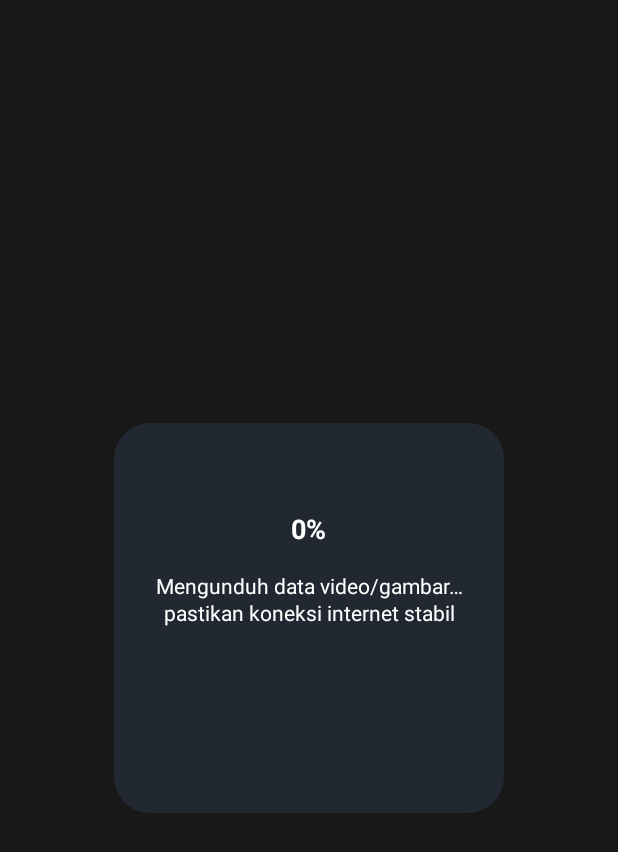
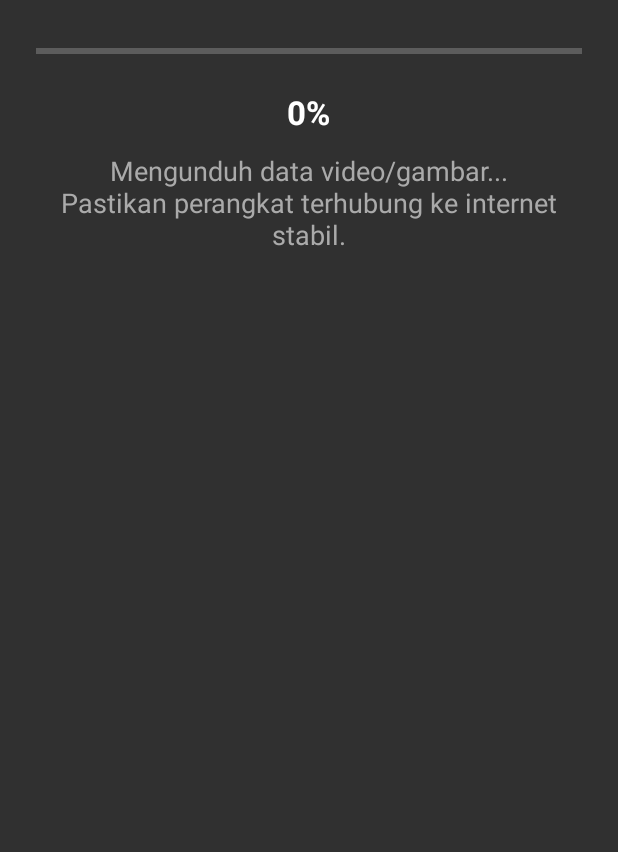
Before and after one commit to elmika-333/NSTimelyPray, an Android app: the layout dialog_download.xml on its own in the app's theme, with its tools: preview values and no code run, on a phone screen of 412 x 824 dp. Shown: the top 852 px of the screen. Run offline under Robolectric (Android 15) with nearby library versions, the phone set to English and light mode, and no system bars.

Commit message:
Add files via upload

```diff
--- a/app/src/main/res/layout/dialog_download.xml
+++ b/app/src/main/res/layout/dialog_download.xml
@@ -1,51 +1,40 @@
 <?xml version="1.0" encoding="utf-8"?>
-<FrameLayout xmlns:android="http://schemas.android.com/apk/res/android"
+<LinearLayout xmlns:android="http://schemas.android.com/apk/res/android"
     android:layout_width="match_parent"
-    android:layout_height="match_parent"
-    android:background="#80000000">
-
-    <LinearLayout
-        android:layout_width="260dp"
-        android:layout_height="260dp"
+    android:layout_height="wrap_content"
     android:orientation="vertical"
-        android:background="@drawable/rounded_dialog_bg"
+    android:gravity="center"
     android:padding="24dp"
-        android:gravity="center"
-        android:layout_gravity="center">
+    android:background="@android:color/transparent">
 
     <ProgressBar
         android:id="@+id/progressBar"
-            style="@android:style/Widget.DeviceDefault.Light.ProgressBar.Horizontal"
-            android:layout_width="150dp"
-            android:layout_height="150dp"
+        style="?android:attr/progressBarStyleHorizontal"
+        android:layout_width="match_parent"
+        android:layout_height="20dp"
+        android:max="100"
+        android:progress="0"
+        android:progressTint="@android:color/holo_blue_light"
         android:indeterminate="false"
-            android:progress="0"
-            android:max="100"
-            android:progressDrawable="@drawable/circular_progress_glow"/>
+        android:layout_marginBottom="16dp" />
 
     <TextView
         android:id="@+id/progressText"
         android:layout_width="wrap_content"
         android:layout_height="wrap_content"
         android:text="0%"
-            android:textColor="#FFFFFF"
-            android:textSize="18sp"
+        android:textSize="22sp"
+        android:textColor="@android:color/white"
         android:textStyle="bold"
-            android:layout_gravity="center"
-            android:layout_marginTop="-120dp"/>
+        android:layout_marginBottom="12dp" />
 
     <TextView
         android:id="@+id/statusText"
         android:layout_width="wrap_content"
         android:layout_height="wrap_content"
-            android:text="Mengunduh data video/gambar… pastikan koneksi internet stabil"
-            android:textColor="#FFFFFF"
-            android:textSize="14sp"
-            android:layout_gravity="center_horizontal"
-            android:layout_marginTop="16dp"
+        android:text="Mengunduh data video/gambar...\nPastikan perangkat terhubung ke internet stabil."
+        android:textSize="18sp"
         android:gravity="center"
-            android:lineSpacingExtra="2dp"/>
+        android:textColor="@android:color/darker_gray" />
 
 </LinearLayout>
-
-</FrameLayout>
```
Also changed, not shown: app/src/main/java/com/example/nstimelypray/MainActivity.java (+102 -105 lines), app/src/main/res/layout/activity_main.xml (+5 -4 lines). Lines whose indentation alone changed are shown as unchanged.
